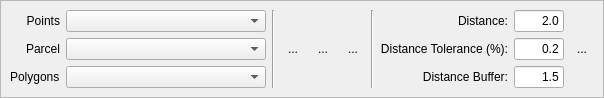
This is src/tv5plugins/forestMonitor/qt/ui/ForestMonitorToolBarDialogForm.ui in ericabreu82/tv5_plugins as Qt 5 draws it before an edit. The edited form follows.
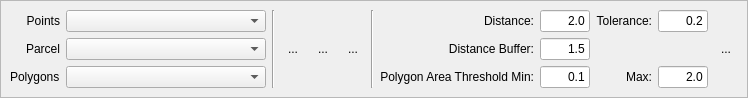
This is the edited form.

Commit message: TrackAutoClassifier added poly area threshold on tool bar

Diff of the .ui file:
```diff
--- a/src/tv5plugins/forestMonitor/qt/ui/ForestMonitorToolBarDialogForm.ui
+++ b/src/tv5plugins/forestMonitor/qt/ui/ForestMonitorToolBarDialogForm.ui
@@ -6,14 +6,14 @@
    <rect>
     <x>0</x>
     <y>0</y>
-    <width>603</width>
-    <height>100</height>
+    <width>730</width>
+    <height>96</height>
    </rect>
   </property>
   <property name="windowTitle">
    <string>Forest Monitor Tool Bar Dialog</string>
   </property>
-  <layout class="QGridLayout" name="gridLayout_3">
+  <layout class="QGridLayout" name="gridLayout_4">
    <property name="sizeConstraint">
     <enum>QLayout::SetFixedSize</enum>
    </property>
@@ -37,9 +37,9 @@
      <property name="frameShadow">
       <enum>QFrame::Sunken</enum>
      </property>
-     <layout class="QGridLayout" name="gridLayout_7">
+     <layout class="QGridLayout" name="gridLayout_3">
       <item row="0" column="0">
-       <layout class="QHBoxLayout" name="horizontalLayout_2">
+       <layout class="QHBoxLayout" name="horizontalLayout">
         <item>
          <layout class="QGridLayout" name="gridLayout">
           <item row="0" column="0">
@@ -154,10 +154,6 @@
          </widget>
         </item>
         <item>
-         <layout class="QHBoxLayout" name="horizontalLayout">
-          <item>
-           <layout class="QGridLayout" name="gridLayout_5">
-            <item row="0" column="0">
              <layout class="QGridLayout" name="gridLayout_2">
               <item row="0" column="0">
                <widget class="QLabel" name="m_dist">
@@ -169,31 +165,7 @@
                 </property>
                </widget>
               </item>
-              <item row="1" column="0">
-               <widget class="QLabel" name="m_dx">
-                <property name="text">
-                 <string>Distance Tolerance (%):</string>
-                </property>
-                <property name="alignment">
-                 <set>Qt::AlignRight|Qt::AlignTrailing|Qt::AlignVCenter</set>
-                </property>
-               </widget>
-              </item>
-              <item row="2" column="0">
-               <widget class="QLabel" name="m_dy">
-                <property name="text">
-                 <string>Distance Buffer:</string>
-                </property>
-                <property name="alignment">
-                 <set>Qt::AlignRight|Qt::AlignTrailing|Qt::AlignVCenter</set>
-                </property>
-               </widget>
-              </item>
-             </layout>
-            </item>
             <item row="0" column="1">
-             <layout class="QGridLayout" name="gridLayout_4">
-              <item row="0" column="0">
                <widget class="QLineEdit" name="m_distLineEdit">
                 <property name="maximumSize">
                  <size>
@@ -209,7 +181,17 @@
                 </property>
                </widget>
               </item>
-              <item row="1" column="0">
+          <item row="0" column="2">
+           <widget class="QLabel" name="m_dx">
+            <property name="text">
+             <string>Tolerance:</string>
+            </property>
+            <property name="alignment">
+             <set>Qt::AlignRight|Qt::AlignTrailing|Qt::AlignVCenter</set>
+            </property>
+           </widget>
+          </item>
+          <item row="0" column="3">
                <widget class="QLineEdit" name="m_distTolLineEdit">
                 <property name="enabled">
                  <bool>true</bool>
@@ -228,7 +210,17 @@
                 </property>
                </widget>
               </item>
-              <item row="2" column="0">
+          <item row="1" column="0">
+           <widget class="QLabel" name="m_dy">
+            <property name="text">
+             <string>Distance Buffer:</string>
+            </property>
+            <property name="alignment">
+             <set>Qt::AlignRight|Qt::AlignTrailing|Qt::AlignVCenter</set>
+            </property>
+           </widget>
+          </item>
+          <item row="1" column="1">
                <widget class="QLineEdit" name="m_distBufferLineEdit">
                 <property name="enabled">
                  <bool>true</bool>
@@ -247,7 +239,57 @@
                 </property>
                </widget>
               </item>
-             </layout>
+          <item row="2" column="0">
+           <widget class="QLabel" name="label_4">
+            <property name="text">
+             <string>Polygon Area Threshold Min:</string>
+            </property>
+            <property name="alignment">
+             <set>Qt::AlignRight|Qt::AlignTrailing|Qt::AlignVCenter</set>
+            </property>
+           </widget>
+          </item>
+          <item row="2" column="1">
+           <widget class="QLineEdit" name="m_polyAreaMinLineEdit">
+            <property name="maximumSize">
+             <size>
+              <width>50</width>
+              <height>16777215</height>
+             </size>
+            </property>
+            <property name="text">
+             <string>0.1</string>
+            </property>
+            <property name="alignment">
+             <set>Qt::AlignRight|Qt::AlignTrailing|Qt::AlignVCenter</set>
+            </property>
+           </widget>
+          </item>
+          <item row="2" column="2">
+           <widget class="QLabel" name="label_5">
+            <property name="text">
+             <string>Max:</string>
+            </property>
+            <property name="alignment">
+             <set>Qt::AlignRight|Qt::AlignTrailing|Qt::AlignVCenter</set>
+            </property>
+           </widget>
+          </item>
+          <item row="2" column="3">
+           <widget class="QLineEdit" name="m_polyAreaMaxLineEdit">
+            <property name="maximumSize">
+             <size>
+              <width>50</width>
+              <height>16777215</height>
+             </size>
+            </property>
+            <property name="text">
+             <string>2.0</string>
+            </property>
+            <property name="alignment">
+             <set>Qt::AlignRight|Qt::AlignTrailing|Qt::AlignVCenter</set>
+            </property>
+           </widget>
             </item>
            </layout>
           </item>
@@ -270,8 +312,6 @@
          </layout>
         </item>
        </layout>
-      </item>
-     </layout>
     </widget>
    </item>
   </layout>
```
Left out of the diff: 2 changed lines with no effect on the pictures. Lines whose indentation alone changed are shown as unchanged. The commit also changes 3 other files.
